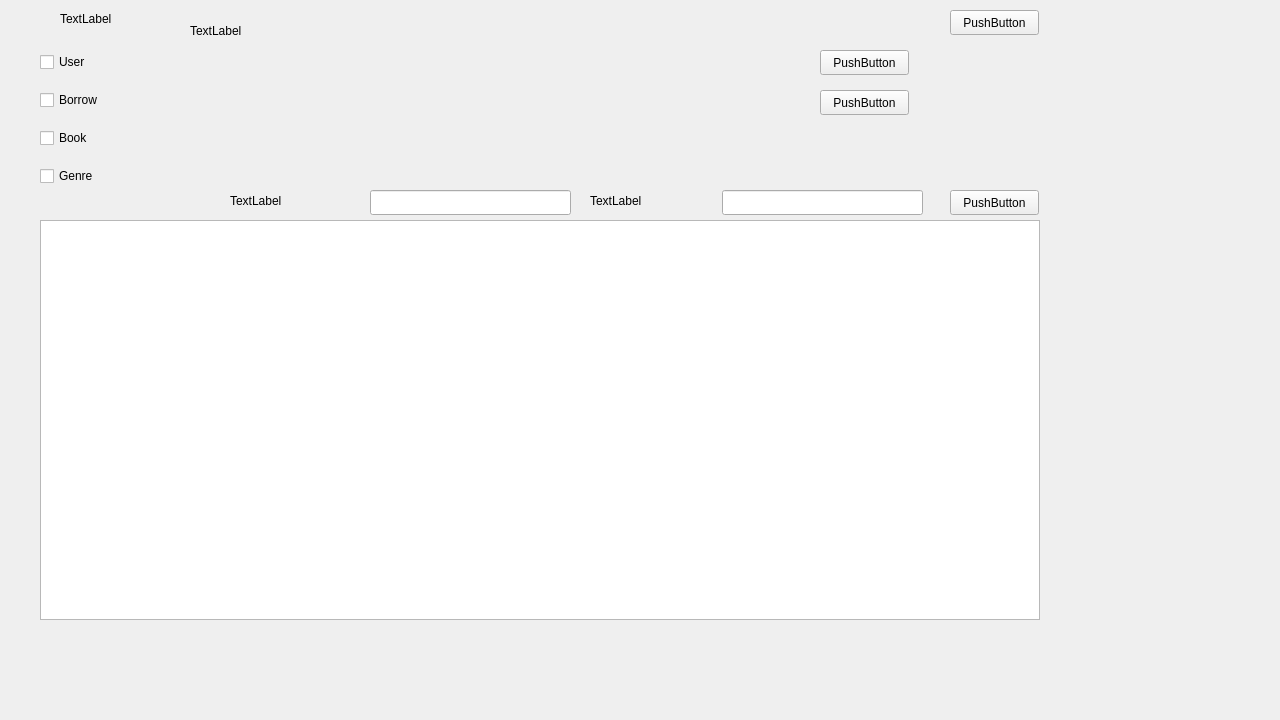
Old version of the form ui/rootwidget.ui in the repository 33F5s/courceDesign.
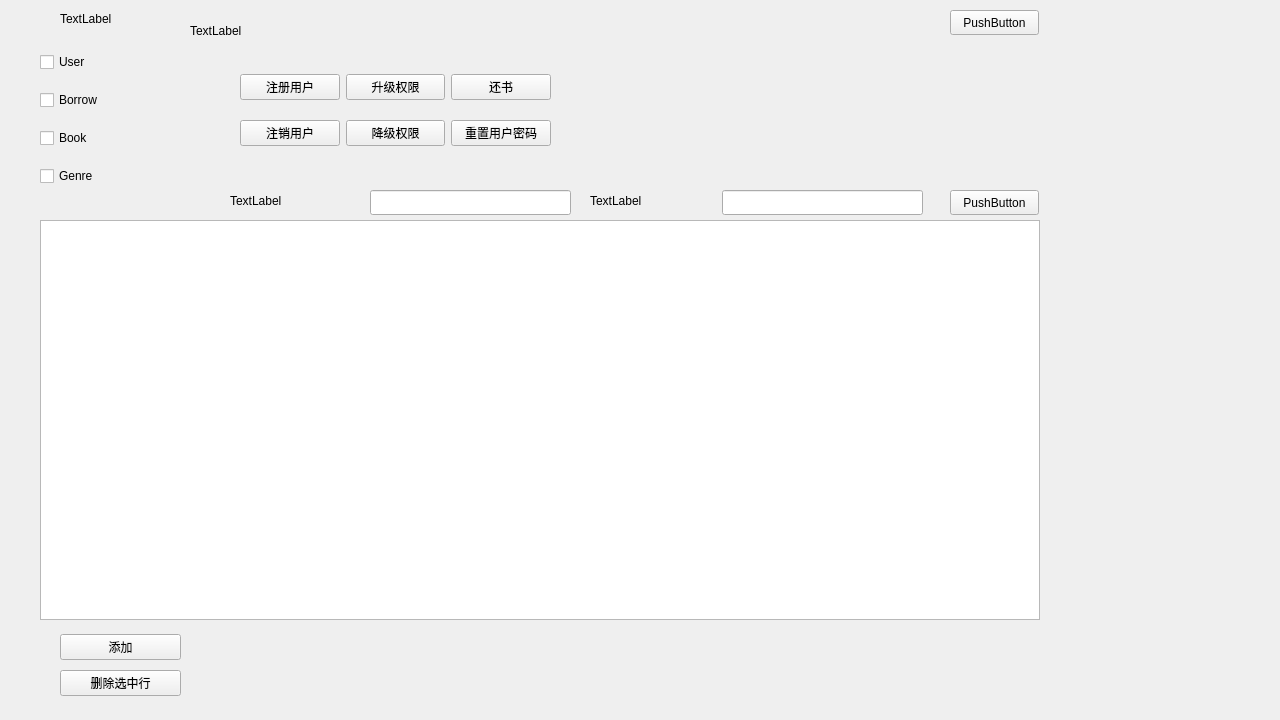
New version of the form.

Commit message: [feat]user表外的增删改

```diff
--- a/ui/rootwidget.ui
+++ b/ui/rootwidget.ui
@@ -105,32 +105,6 @@
     </item>
    </layout>
   </widget>
-  <widget class="QPushButton" name="pushButton_sub">
-   <property name="geometry">
-    <rect>
-     <x>820</x>
-     <y>50</y>
-     <width>89</width>
-     <height>25</height>
-    </rect>
-   </property>
-   <property name="text">
-    <string>PushButton</string>
-   </property>
-  </widget>
-  <widget class="QPushButton" name="pushButton_cPasswd">
-   <property name="geometry">
-    <rect>
-     <x>820</x>
-     <y>90</y>
-     <width>89</width>
-     <height>25</height>
-    </rect>
-   </property>
-   <property name="text">
-    <string>PushButton</string>
-   </property>
-  </widget>
   <widget class="QLineEdit" name="lineEdit_search">
    <property name="geometry">
     <rect>
@@ -190,6 +164,86 @@
     <string>TextLabel</string>
    </property>
   </widget>
+  <widget class="QWidget" name="layoutWidget">
+   <property name="geometry">
+    <rect>
+     <x>60</x>
+     <y>630</y>
+     <width>121</width>
+     <height>70</height>
+    </rect>
+   </property>
+   <layout class="QVBoxLayout" name="verticalLayout_2">
+    <item>
+     <widget class="QPushButton" name="pushButton_insert">
+      <property name="text">
+       <string>添加</string>
+      </property>
+     </widget>
+    </item>
+    <item>
+     <widget class="QPushButton" name="pushButton_delete">
+      <property name="text">
+       <string>删除选中行</string>
+      </property>
+     </widget>
+    </item>
+   </layout>
+  </widget>
+  <widget class="QWidget" name="">
+   <property name="geometry">
+    <rect>
+     <x>240</x>
+     <y>60</y>
+     <width>311</width>
+     <height>101</height>
+    </rect>
+   </property>
+   <layout class="QGridLayout" name="gridLayout">
+    <item row="0" column="0">
+     <widget class="QPushButton" name="pushButton_sub">
+      <property name="text">
+       <string>注册用户</string>
+      </property>
+     </widget>
+    </item>
+    <item row="0" column="1">
+     <widget class="QPushButton" name="pushButton_upPermission">
+      <property name="text">
+       <string>升级权限</string>
+      </property>
+     </widget>
+    </item>
+    <item row="0" column="2">
+     <widget class="QPushButton" name="pushButton_return">
+      <property name="text">
+       <string>还书</string>
+      </property>
+     </widget>
+    </item>
+    <item row="1" column="0">
+     <widget class="QPushButton" name="pushButton_delUser">
+      <property name="text">
+       <string>注销用户</string>
+      </property>
+     </widget>
+    </item>
+    <item row="1" column="1">
+     <widget class="QPushButton" name="pushButton_downPermisson">
+      <property name="text">
+       <string>降级权限</string>
+      </property>
+     </widget>
+    </item>
+    <item row="1" column="2">
+     <widget class="QPushButton" name="pushButton_cPasswd">
+      <property name="text">
+       <string>重置用户密码</string>
+      </property>
+     </widget>
+    </item>
+   </layout>
+  </widget>
  </widget>
  <resources/>
  <connections/>
```
The commit also changes 7 other files.
